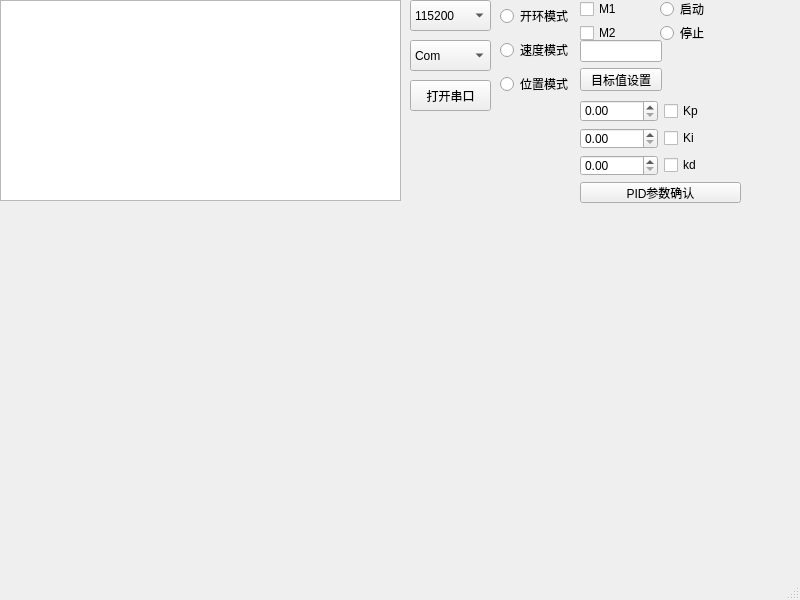
First picture: the form in MainWindow/mainwindow.ui, repository zagerx/MCOM, before the edit.
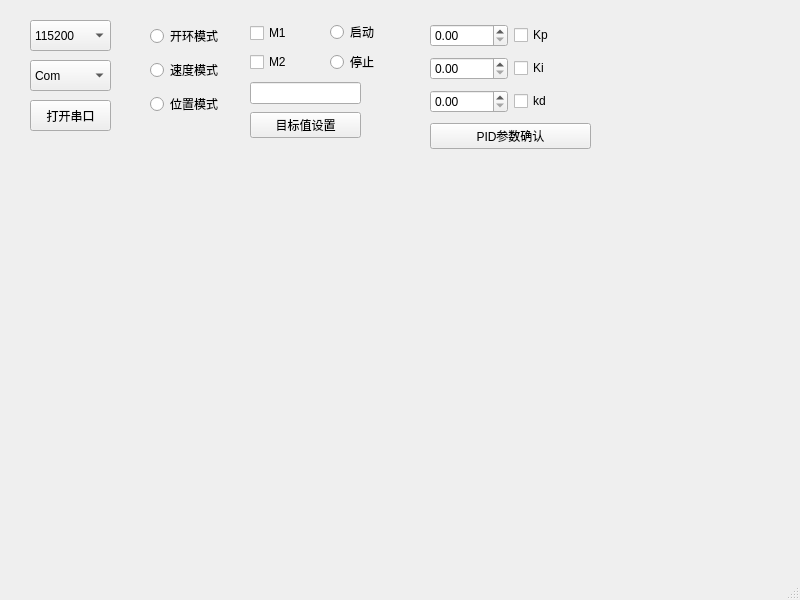
Second picture: the form after the edit. Custom widgets are drawn as their Qt base class.

Commit message: UI界面 波形图控件独立出来

```diff
--- a/MainWindow/mainwindow.ui
+++ b/MainWindow/mainwindow.ui
@@ -17,8 +17,8 @@
    <widget class="QPushButton" name="OpBt">
     <property name="geometry">
      <rect>
-      <x>410</x>
-      <y>80</y>
+      <x>30</x>
+      <y>100</y>
       <width>81</width>
       <height>31</height>
      </rect>
@@ -27,21 +27,11 @@
      <string>打开串口</string>
     </property>
    </widget>
-   <widget class="QTextEdit" name="textEdit">
-    <property name="geometry">
-     <rect>
-      <x>0</x>
-      <y>0</y>
-      <width>401</width>
-      <height>201</height>
-     </rect>
-    </property>
-   </widget>
    <widget class="QComboBox" name="comboBox">
     <property name="geometry">
      <rect>
-      <x>410</x>
-      <y>0</y>
+      <x>30</x>
+      <y>20</y>
       <width>81</width>
       <height>31</height>
      </rect>
@@ -65,8 +55,8 @@
    <widget class="QComboBox" name="comboBox_2">
     <property name="geometry">
      <rect>
-      <x>410</x>
-      <y>40</y>
+      <x>30</x>
+      <y>60</y>
       <width>81</width>
       <height>31</height>
      </rect>
@@ -80,9 +70,9 @@
    <widget class="QWidget" name="verticalLayoutWidget">
     <property name="geometry">
      <rect>
-      <x>500</x>
-      <y>0</y>
-      <width>71</width>
+      <x>150</x>
+      <y>20</y>
+      <width>89</width>
       <height>101</height>
      </rect>
     </property>
@@ -113,10 +103,10 @@
    <widget class="QWidget" name="verticalLayoutWidget_2">
     <property name="geometry">
      <rect>
-      <x>660</x>
-      <y>0</y>
+      <x>330</x>
+      <y>20</y>
       <width>71</width>
-      <height>42</height>
+      <height>55</height>
      </rect>
     </property>
     <layout class="QVBoxLayout" name="verticalLayout_2">
@@ -139,10 +129,10 @@
    <widget class="QWidget" name="verticalLayoutWidget_3">
     <property name="geometry">
      <rect>
-      <x>580</x>
-      <y>0</y>
+      <x>250</x>
+      <y>20</y>
       <width>71</width>
-      <height>42</height>
+      <height>55</height>
      </rect>
     </property>
     <layout class="QVBoxLayout" name="verticalLayout_3">
@@ -165,10 +155,10 @@
    <widget class="QWidget" name="verticalLayoutWidget_4">
     <property name="geometry">
      <rect>
-      <x>580</x>
-      <y>40</y>
-      <width>82</width>
-      <height>51</height>
+      <x>250</x>
+      <y>80</y>
+      <width>111</width>
+      <height>62</height>
      </rect>
     </property>
     <layout class="QVBoxLayout" name="verticalLayout_4">
@@ -187,10 +177,10 @@
    <widget class="QWidget" name="verticalLayoutWidget_5">
     <property name="geometry">
      <rect>
-      <x>580</x>
-      <y>100</y>
+      <x>430</x>
+      <y>20</y>
       <width>161</width>
-      <height>103</height>
+      <height>134</height>
      </rect>
     </property>
     <layout class="QVBoxLayout" name="verticalLayout_5">
@@ -255,27 +245,9 @@
      </item>
     </layout>
    </widget>
-   <widget class="QCustomPlot" name="waveformLayout" native="true">
-    <property name="geometry">
-     <rect>
-      <x>30</x>
-      <y>250</y>
-      <width>621</width>
-      <height>281</height>
-     </rect>
-    </property>
-   </widget>
   </widget>
   <widget class="QStatusBar" name="statusbar"/>
  </widget>
- <customwidgets>
-  <customwidget>
-   <class>QCustomPlot</class>
-   <extends>QWidget</extends>
-   <header location="global">qcustomplot.h</header>
-   <container>1</container>
-  </customwidget>
- </customwidgets>
  <resources/>
  <connections/>
 </ui>
```
The commit also changes 5 other files.
